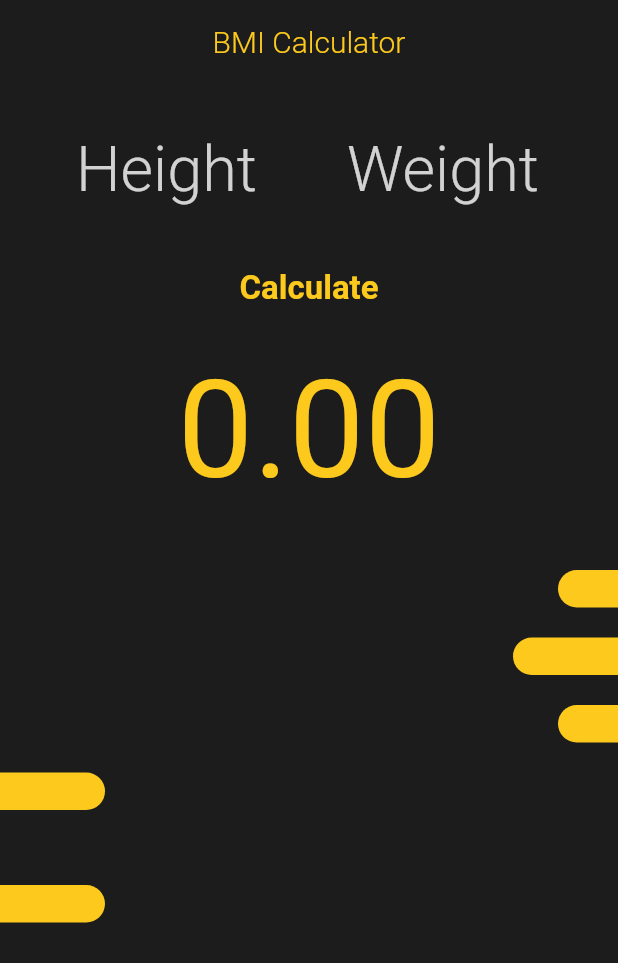
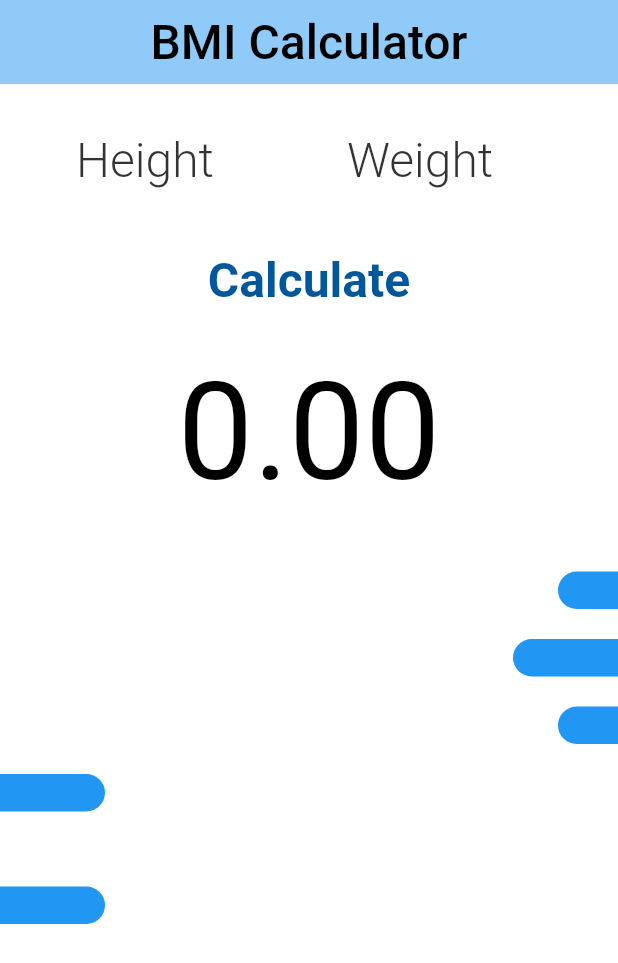
Before and after one commit to SakshiSahu200/BMI_Calci, a Flutter app: the screen it shows after launch, on a phone screen of 412 x 824 dp. Shown: the top 963 px of the screen. Run offline on Flutter 3.47's test engine with Material 2 defaults, Android fonts, the phone set to English and light mode, and no system bars; our stand-ins replace hexcolor.

Commit message:
modified lib/main.dart

```diff
--- a/lib/main.dart
+++ b/lib/main.dart
@@ -1,9 +1,10 @@
 import 'package:bmi_calci/screens/home.dart';
 import 'package:flutter/material.dart';
 
-void main(){
+void main() {
   runApp(MyApp());
 }
+
 class MyApp extends StatefulWidget {
   MyApp({Key? key}) : super(key: key);
 
@@ -18,7 +19,7 @@ class _MyAppState extends State<MyApp> {
       title: 'BMI Calculator',
       debugShowCheckedModeBanner: false,
       theme: ThemeData(
-        primarySwatch: Colors.yellow,
+        primarySwatch: Colors.blue,
         visualDensity: VisualDensity.adaptivePlatformDensity,
       ),
       home: HomeScreen(),
--- a/lib/screens/home.dart
+++ b/lib/screens/home.dart
@@ -1,7 +1,7 @@
 // ignore_for_file: prefer_const_constructors
 
 import 'package:bmi_calci/constants/app_constants.dart';
-import 'package:bmi_calci/widgets/left_bar.dart' ;
+import 'package:bmi_calci/widgets/left_bar.dart';
 import 'package:bmi_calci/widgets/right_bar.dart';
 import 'package:flutter/material.dart';
 
@@ -15,7 +15,7 @@ class HomeScreen extends StatefulWidget {
 class _HomeScreenState extends State<HomeScreen> {
   TextEditingController _heightController = TextEditingController();
   TextEditingController _weightController = TextEditingController();
-  double _bmiResult=0;
+  double _bmiResult = 0;
   String _textResult = "";
   @override
   Widget build(BuildContext context) {
@@ -23,18 +23,21 @@ class _HomeScreenState extends State<HomeScreen> {
         appBar: AppBar(
           title: Text(
             "BMI Calculator",
-          style: TextStyle(color: accentHexColor,fontWeight: FontWeight.w300),
+            style: TextStyle(
+                color: Colors.black, fontSize: 32, fontWeight: FontWeight.w500),
           ),
-        backgroundColor: Colors.transparent,
+          backgroundColor: Colors.blue[200],
           elevation: 0,
           centerTitle: true,
         ),
-        backgroundColor: mainHexColor,
+        backgroundColor: Colors.white,
         body: SingleChildScrollView(
           child: Column(
             // ignore: prefer_const_literals_to_create_immutables
             children: [
-              SizedBox(height: 20,),
+              SizedBox(
+                height: 20,
+              ),
               Row(
                 mainAxisAlignment: MainAxisAlignment.spaceEvenly,
                 children: [
@@ -43,19 +46,17 @@ class _HomeScreenState extends State<HomeScreen> {
                     child: TextField(
                       controller: _heightController,
                       style: TextStyle(
-                        fontSize: 42,
+                          fontSize: 32,
                           fontWeight: FontWeight.w300,
-                        color: accentHexColor
-                      ),
+                          color: Colors.lightBlue[900]),
                       keyboardType: TextInputType.number,
                       decoration: InputDecoration(
                         border: InputBorder.none,
                         hintText: "Height",
                         hintStyle: TextStyle(
-                        fontSize: 42,
+                            fontSize: 32,
                             fontWeight: FontWeight.w300,
-                        color: Colors.white.withOpacity(.8)
-                        ),
+                            color: Colors.black.withOpacity(.8)),
                       ),
                     ),
                   ),
@@ -64,70 +65,108 @@ class _HomeScreenState extends State<HomeScreen> {
                     child: TextField(
                       controller: _weightController,
                       style: TextStyle(
-                        fontSize: 42,
+                          fontSize: 32,
                           fontWeight: FontWeight.w300,
-                        color: accentHexColor
-                      ),
+                          color: Colors.lightBlue[900]),
                       keyboardType: TextInputType.number,
                       decoration: InputDecoration(
                         border: InputBorder.none,
                         hintText: "Weight",
                         hintStyle: TextStyle(
-                        fontSize: 42,
+                            fontSize: 32,
                             fontWeight: FontWeight.w300,
-                        color: Colors.white.withOpacity(.8)
-                        ),
+                            color: Colors.black.withOpacity(.8)),
                       ),
                     ),
                   ),
                 ],
               ),
-              SizedBox(height: 30,),
+              SizedBox(
+                height: 30,
+              ),
               GestureDetector(
-              onTap: (){
+                onTap: () {
                   double _h = double.parse(_heightController.text);
                   double _w = double.parse(_weightController.text);
                   setState(() {
                     _bmiResult = _w / (_h * _h);
-                  if(_bmiResult > 25){
+                    if (_bmiResult > 25) {
                       _textResult = "You are over weight";
-                  } else if(_bmiResult >= 18.5 && _bmiResult <=25){
+                      //Image.asset('over.jpg');
+                    } else if (_bmiResult >= 18.5 && _bmiResult <= 25) {
                       _textResult = "You have normal weight";
-                  }
-                  else{
+                      //Image.asset('normal.jpg');
+                    } else {
                       _textResult = "You are under weight";
+                      //Image.asset('assets/under.jpg');
                     }
                   });
                 },
                 child: Container(
-                child: Text("Calculate", style: TextStyle(fontSize: 22, fontWeight: FontWeight.bold, color: accentHexColor),),
+                  child: Text(
+                    "Calculate",
+                    style: TextStyle(
+                        fontSize: 32,
+                        fontWeight: FontWeight.bold,
+                        color: Colors.lightBlue[900]),
                   ),
                 ),
-              SizedBox(height: 30,),
+              ),
+              SizedBox(
+                height: 30,
+              ),
               Container(
-                child: Text(_bmiResult.toStringAsFixed(2), style: TextStyle(fontSize: 90, color: accentHexColor),),
+                child: Text(
+                  _bmiResult.toStringAsFixed(2),
+                  style: TextStyle(fontSize: 90, color: Colors.black),
                 ),
-              SizedBox(height: 30,),
+              ),
+              SizedBox(
+                height: 30,
+              ),
               Visibility(
                   visible: _textResult.isNotEmpty,
                   child: Container(
-                child: Text(_textResult, style: TextStyle(fontSize: 32, fontWeight: FontWeight.w400, color: accentHexColor),),
+                    child: Text(
+                      _textResult,
+                      style: TextStyle(
+                          fontSize: 32,
+                          fontWeight: FontWeight.w400,
+                          color: Colors.blueAccent),
+                    ),
                   )),
-
-              SizedBox(height: 10,),
-              LeftBar(barWidth: 40,),
-              SizedBox(height: 20,),
-              LeftBar(barWidth: 70,),
-              SizedBox(height: 20,),
-              LeftBar(barWidth: 40,),
-              SizedBox(height: 20,),
-              RightBar(barWidth: 70,),
-              SizedBox(height: 50,),
-              RightBar(barWidth: 70,),
+              SizedBox(
+                height: 10,
+              ),
+              LeftBar(
+                barWidth: 40,
+              ),
+              SizedBox(
+                height: 20,
+              ),
+              LeftBar(
+                barWidth: 70,
+              ),
+              SizedBox(
+                height: 20,
+              ),
+              LeftBar(
+                barWidth: 40,
+              ),
+              SizedBox(
+                height: 20,
+              ),
+              RightBar(
+                barWidth: 70,
+              ),
+              SizedBox(
+                height: 50,
+              ),
+              RightBar(
+                barWidth: 70,
+              ),
             ],
           ),
-        )
-      );
-
+        ));
   }
 }
--- a/lib/widgets/left_bar.dart
+++ b/lib/widgets/left_bar.dart
@@ -2,9 +2,9 @@
 
 import 'package:bmi_calci/constants/app_constants.dart';
 import 'package:flutter/material.dart';
- class LeftBar extends StatelessWidget {
-   final double barWidth;
 
+class LeftBar extends StatelessWidget {
+  final double barWidth;
 
   const LeftBar({Key? key, required this.barWidth}) : super(key: key);
 
@@ -17,13 +17,11 @@ import 'package:flutter/material.dart';
           height: 25,
           width: barWidth,
           decoration: BoxDecoration(
-            borderRadius: BorderRadius.only(
-              topLeft: Radius.circular(20),
-              bottomLeft: Radius.circular(20)
-            ),
-            color: accentHexColor),
-          ),
-
+              borderRadius: BorderRadius.only(
+                  topLeft: Radius.circular(20),
+                  bottomLeft: Radius.circular(20)),
+              color: Colors.blue),
+        ),
       ],
     );
   }
--- a/lib/widgets/right_bar.dart
+++ b/lib/widgets/right_bar.dart
@@ -2,11 +2,11 @@
 
 import 'package:bmi_calci/constants/app_constants.dart';
 import 'package:flutter/material.dart';
- class RightBar extends StatelessWidget {
-   final double barWidth;
 
+class RightBar extends StatelessWidget {
+  final double barWidth;
 
-   const RightBar({Key? key, required this.barWidth}) : super(key: key);
+  const RightBar({Key? key, required this.barWidth}) : super(key: key);
 
   @override
   Widget build(BuildContext context) {
@@ -17,13 +17,11 @@ import 'package:flutter/material.dart';
           height: 25,
           width: barWidth,
           decoration: BoxDecoration(
-            borderRadius: BorderRadius.only(
-              topRight: Radius.circular(20),
-              bottomRight: Radius.circular(20)
-            ),
-            color: accentHexColor),
-          ),
-
+              borderRadius: BorderRadius.only(
+                  topRight: Radius.circular(20),
+                  bottomRight: Radius.circular(20)),
+              color: Colors.blue),
+        ),
       ],
     );
   }
--- a/pubspec.yaml
+++ b/pubspec.yaml
@@ -58,7 +58,8 @@ flutter:
   uses-material-design: true
 
   # To add assets to your application, add an assets section, like this:
-  # assets:
+assets:
+  -assets/
   #   - images/a_dot_burr.jpeg
   #   - images/a_dot_ham.jpeg
 
```
Also changed, not shown: assets/normal.jpg (added), assets/over.jpg (added), assets/under.jpg (added). Lines whose indentation alone changed are shown as unchanged.
